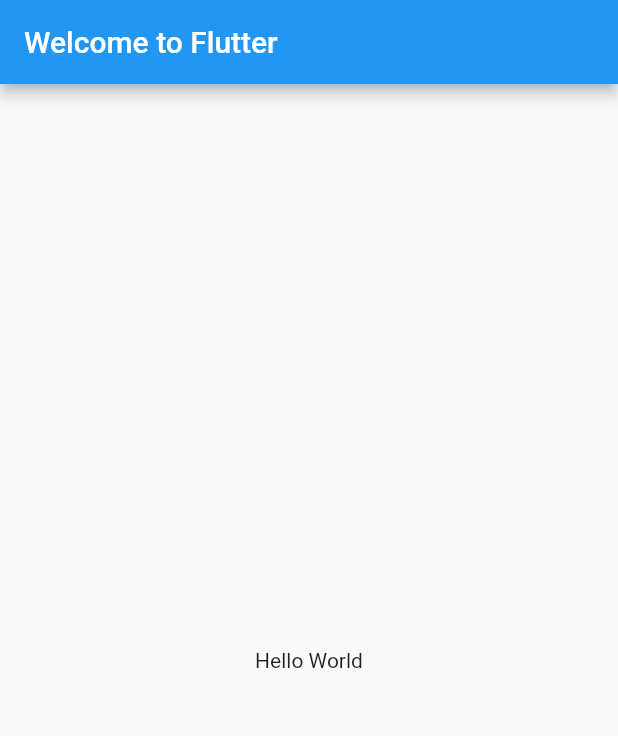
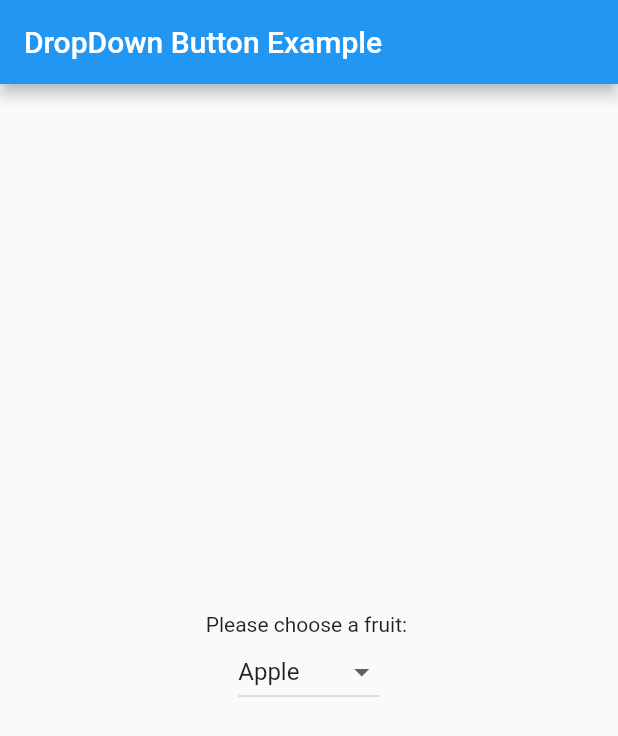
Before and after one commit to anitavkapari/flutter_app, a Flutter app: the screen it shows after launch, on a phone screen of 412 x 824 dp. Shown: the top 736 px of the screen. Run offline on Flutter 3.47's test engine with Material 2 defaults, Android fonts, the phone set to English and light mode, and no system bars.

Commit message:
design buttton and dropdoun_button

```diff
--- a/flutter_app/lib/main.dart
+++ b/flutter_app/lib/main.dart
@@ -2,17 +2,62 @@ import 'package:flutter/material.dart';
 
 void main() => runApp(MyApp());
 
-class MyApp extends StatelessWidget {
+class MyApp extends StatefulWidget {
+  @override
+  State<StatefulWidget> createState() {
+    return MyAppState();
+  }
+}
+
+class MyAppState extends State<MyApp> {
+  List _fruits = ["Apple", "Banana", "Pineapple", "Mango", "Grapes"];
+
+  List<DropdownMenuItem<String>> _dropDownMenuItems;
+  String _selectedFruit;
+
+  @override
+  void initState() {
+    _dropDownMenuItems = buildAndGetDropDownMenuItems(_fruits);
+    _selectedFruit = _dropDownMenuItems[0].value;
+    super.initState();
+  }
+
+  List<DropdownMenuItem<String>> buildAndGetDropDownMenuItems(List fruits) {
+    List<DropdownMenuItem<String>> items = List();
+    for (String fruit in fruits) {
+      items.add(DropdownMenuItem(value: fruit, child: Text(fruit)));
+    }
+    return items;
+  }
+
+  void changedDropDownItem(String selectedFruit) {
+    setState(() {
+      _selectedFruit = selectedFruit;
+    });
+  }
+
   @override
   Widget build(BuildContext context) {
     return MaterialApp(
-      title: 'Welcome to Flutter',
+      debugShowCheckedModeBanner: false,
       home: Scaffold(
         appBar: AppBar(
-          title: Text('Welcome to Flutter'),
+          title: Text("DropDown Button Example"),
         ),
-        body: Center(
-          child: Text('Hello World'),
+        body: Container(
+          child: Center(
+              child: Column(
+                crossAxisAlignment: CrossAxisAlignment.center,
+                mainAxisAlignment: MainAxisAlignment.center,
+                children: <Widget>[
+                  Text("Please choose a fruit: "),
+                  DropdownButton(
+                    value: _selectedFruit,
+                    items: _dropDownMenuItems,
+                    onChanged: changedDropDownItem,
+                  )
+                ],
+              )),
         ),
       ),
     );
```
